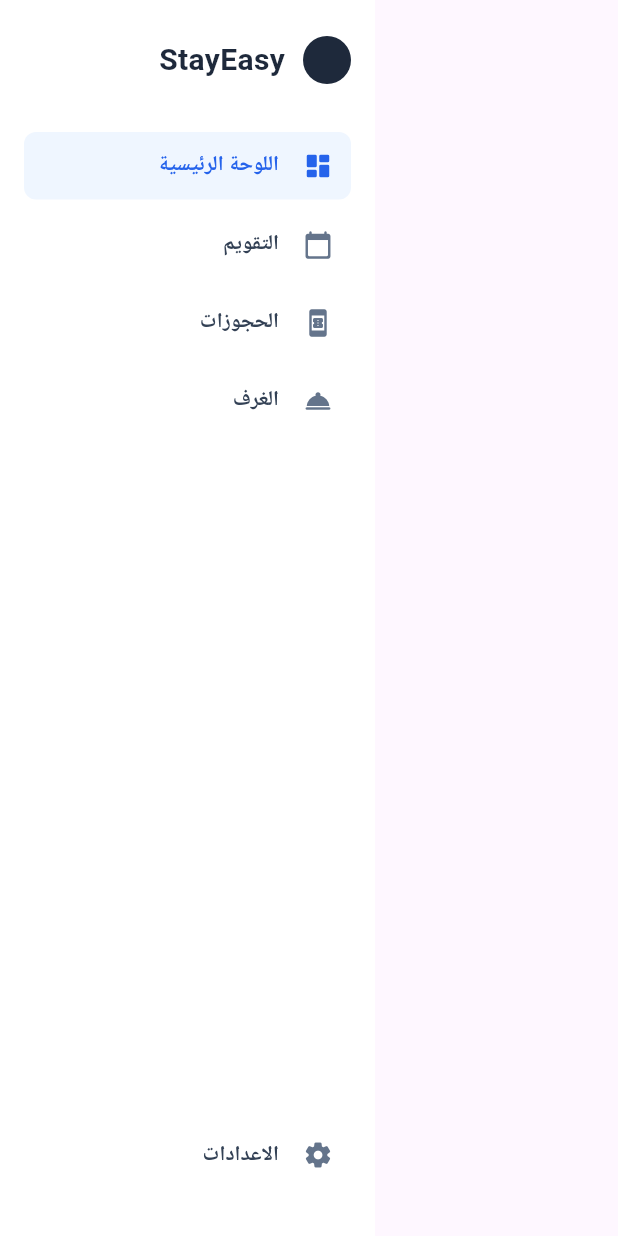
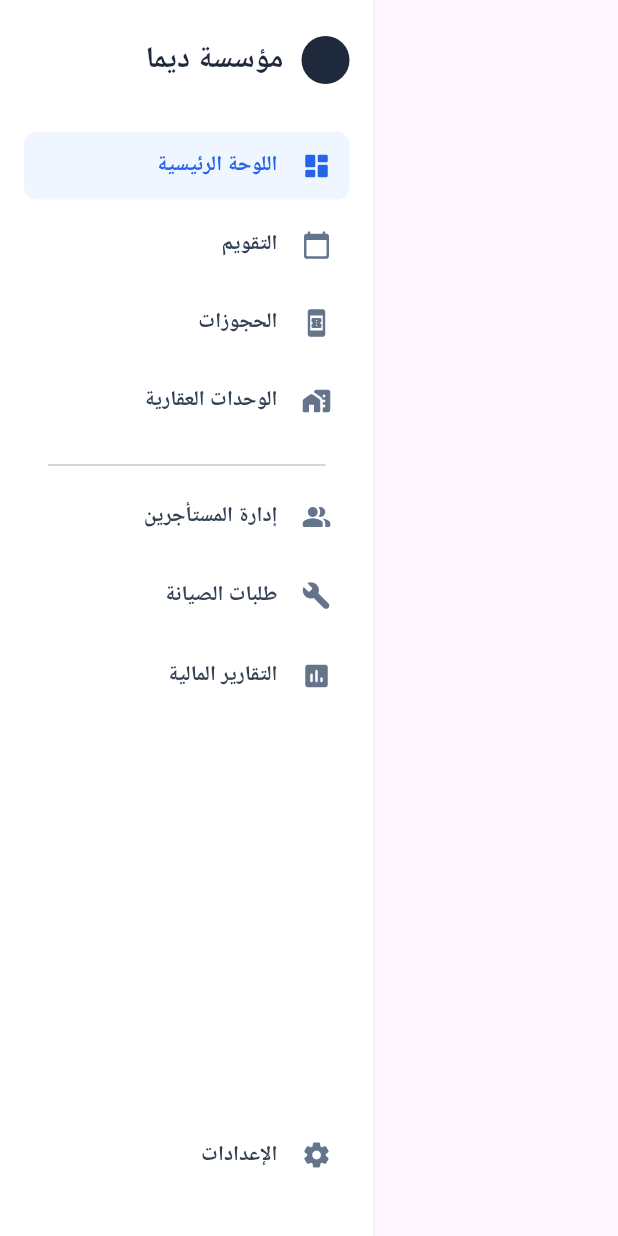
Before and after one commit to engbasel/DemaSyste, a Flutter app: the SideNavigationBar widget shown alone on an empty page, opened directly with empty values, on a phone screen of 412 x 824 dp. Run offline on Flutter 3.47's test engine with Material 3 defaults, Android fonts, the phone set to English and light mode, and no system bars; our stand-ins replace fl_chart, pdf, printing, table_calendar.

Commit message:
`Refactored Navbar components and added new features`

```diff
--- a/lib/views/Navbar/NavItem.dart
+++ b/lib/views/Navbar/NavItem.dart
@@ -1,21 +1,24 @@
-// ويدجت لعنصر واحد في قائمة التنقل
 import 'package:flutter/material.dart';
 
 class NavItem extends StatelessWidget {
   final IconData icon;
   final String title;
   final bool isSelected;
+  final VoidCallback onTap;
 
-  const NavItem({
-    super.key,
+  NavItem({
     required this.icon,
     required this.title,
-    this.isSelected = false,
+    required this.isSelected,
+    required this.onTap,
   });
 
   @override
   Widget build(BuildContext context) {
-    return Container(
+    return InkWell(
+      onTap: onTap,
+      borderRadius: BorderRadius.circular(8),
+      child: Container(
         margin: const EdgeInsets.only(bottom: 8),
         padding: const EdgeInsets.symmetric(horizontal: 12, vertical: 12),
         decoration: BoxDecoration(
@@ -43,6 +46,7 @@ class NavItem extends StatelessWidget {
             ),
           ],
         ),
+      ),
     );
   }
 }
--- a/lib/views/Navbar/SideNavigationBar.dart
+++ b/lib/views/Navbar/SideNavigationBar.dart
@@ -1,3 +1,4 @@
+import 'package:dema/views/Navbar/NavItem.dart';
 import 'package:flutter/material.dart';
 
 class SideNavigationBar extends StatelessWidget {
@@ -12,10 +13,16 @@ class SideNavigationBar extends StatelessWidget {
 
   @override
   Widget build(BuildContext context) {
+    // ✅ --- الجزء الذي تم إصلاحه ---
+    // تم نقل اللون إلى داخل الـ BoxDecoration
     return Container(
       width: 250,
-      color: Colors.white,
       padding: const EdgeInsets.symmetric(vertical: 24, horizontal: 16),
+      decoration: BoxDecoration(
+        color: Colors.white, // اللون الآن هنا
+        border: Border(right: BorderSide(color: Colors.grey.shade200)),
+      ),
+      // --- نهاية الجزء الذي تم إصلاحه ---
       child: Column(
         crossAxisAlignment: CrossAxisAlignment.start,
         children: [
@@ -33,7 +40,7 @@ class SideNavigationBar extends StatelessWidget {
                 ),
                 const SizedBox(width: 12),
                 const Text(
-                  'StayEasy',
+                  'مؤسسة ديما',
                   style: TextStyle(
                     fontWeight: FontWeight.bold,
                     fontSize: 20,
@@ -43,90 +50,66 @@ class SideNavigationBar extends StatelessWidget {
               ],
             ),
           ),
-          _NavItem(
+
+          // --- Main Navigation ---
+          NavItem(
             icon: Icons.dashboard_rounded,
             title: 'اللوحة الرئيسية',
             isSelected: selectedIndex == 0,
             onTap: () => onItemSelected(0),
           ),
-          _NavItem(
+          NavItem(
             icon: Icons.calendar_today_rounded,
             title: 'التقويم',
             isSelected: selectedIndex == 1,
             onTap: () => onItemSelected(1),
           ),
-          _NavItem(
+          NavItem(
             icon: Icons.book_online_rounded,
             title: 'الحجوزات',
             isSelected: selectedIndex == 2,
             onTap: () => onItemSelected(2),
           ),
-          _NavItem(
-            icon: Icons.room_service_rounded,
-            title: 'الغرف',
+          NavItem(
+            icon: Icons.maps_home_work_rounded, // أيقونة محسنة
+            title: 'الوحدات العقارية', // اسم محسن
             isSelected: selectedIndex == 3,
             onTap: () => onItemSelected(3),
           ),
-          const Spacer(),
-          _NavItem(
-            icon: Icons.settings_rounded,
-            title: 'الاعدادات',
+
+          const Divider(indent: 16, endIndent: 16, height: 24),
+
+          // --- ✅ أقسام الإدارة الجديدة ---
+          NavItem(
+            icon: Icons.people_alt_rounded,
+            title: 'إدارة المستأجرين',
             isSelected: selectedIndex == 4,
             onTap: () => onItemSelected(4),
+          ),
+          NavItem(
+            icon: Icons.build_rounded,
+            title: 'طلبات الصيانة',
+            isSelected: selectedIndex == 5,
+            onTap: () => onItemSelected(5),
+          ),
+          NavItem(
+            icon: Icons.assessment_rounded,
+            title: 'التقارير المالية',
+            isSelected: selectedIndex == 6,
+            onTap: () => onItemSelected(6),
+          ),
+
+          const Spacer(),
+
+          // --- الإعدادات ---
+          NavItem(
+            icon: Icons.settings_rounded,
+            title: 'الإعدادات',
+            isSelected: selectedIndex == 7, // تم تحديث الرقم
+            onTap: () => onItemSelected(7),
           ),
         ],
       ),
     );
   }
 }
-
-class _NavItem extends StatelessWidget {
-  final IconData icon;
-  final String title;
-  final bool isSelected;
-  final VoidCallback onTap;
-
-  const _NavItem({
-    required this.icon,
-    required this.title,
-    required this.isSelected,
-    required this.onTap,
-  });
-
-  @override
-  Widget build(BuildContext context) {
-    return InkWell(
-      onTap: onTap,
-      borderRadius: BorderRadius.circular(8),
-      child: Container(
-        margin: const EdgeInsets.only(bottom: 8),
-        padding: const EdgeInsets.symmetric(horizontal: 12, vertical: 12),
-        decoration: BoxDecoration(
-          color: isSelected ? const Color(0xFFEFF6FF) : Colors.transparent,
-          borderRadius: BorderRadius.circular(8),
-        ),
-        child: Row(
-          children: [
-            Icon(
-              icon,
-              color: isSelected
-                  ? const Color(0xFF2563EB)
-                  : const Color(0xFF64748B),
-              size: 20,
-            ),
-            const SizedBox(width: 16),
-            Text(
-              title,
-              style: TextStyle(
-                fontWeight: FontWeight.w600,
-                color: isSelected
-                    ? const Color(0xFF2563EB)
-                    : const Color(0xFF334155),
-              ),
-            ),
-          ],
-        ),
-      ),
-    );
-  }
-}
--- a/lib/views/Settings/SettingsView.dart
+++ b/lib/views/Settings/SettingsView.dart
@@ -5,6 +5,6 @@ class SettingsView extends StatelessWidget {
 
   @override
   Widget build(BuildContext context) {
-    return const Placeholder();
+    return Scaffold(body: Center(child: Text('الإعدادات')));
   }
 }
--- a/lib/views/home_view.dart
+++ b/lib/views/home_view.dart
@@ -18,10 +18,23 @@ class _HomeViewState extends State<HomeView> {
 
   // List of widgets to display based on the selected index
   static const List<Widget> _widgetOptions = <Widget>[
+    // اللوحة الرئيسية
     DashboardContent(),
+    // التقويم
     CalendarView(),
+    // الحجوزات
     BookingsView(),
+
+    // الوحدات العقارية
     RoomsView(),
+
+    // إدارة المستأجرين
+    ResidentsView(),
+    // طلبات الصيانة
+    MaintenanceRequestsView(),
+
+    // التقارير المالية
+    FinancialReportsView(),
     SettingsView(),
   ];
 
@@ -71,3 +84,30 @@ class _HomeViewState extends State<HomeView> {
     );
   }
 }
+
+class MaintenanceRequestsView extends StatelessWidget {
+  const MaintenanceRequestsView({super.key});
+
+  @override
+  Widget build(BuildContext context) {
+    return Scaffold(body: Center(child: Text('طلبات الصيانة')));
+  }
+}
+
+class ResidentsView extends StatelessWidget {
+  const ResidentsView({super.key});
+
+  @override
+  Widget build(BuildContext context) {
+    return Scaffold(body: Center(child: Text('إدارة المستأجرين')));
+  }
+}
+
+class FinancialReportsView extends StatelessWidget {
+  const FinancialReportsView({super.key});
+
+  @override
+  Widget build(BuildContext context) {
+    return Scaffold(body: Center(child: Text('التقارير المالية')));
+  }
+}
```
Lines whose indentation alone changed are shown as unchanged.
